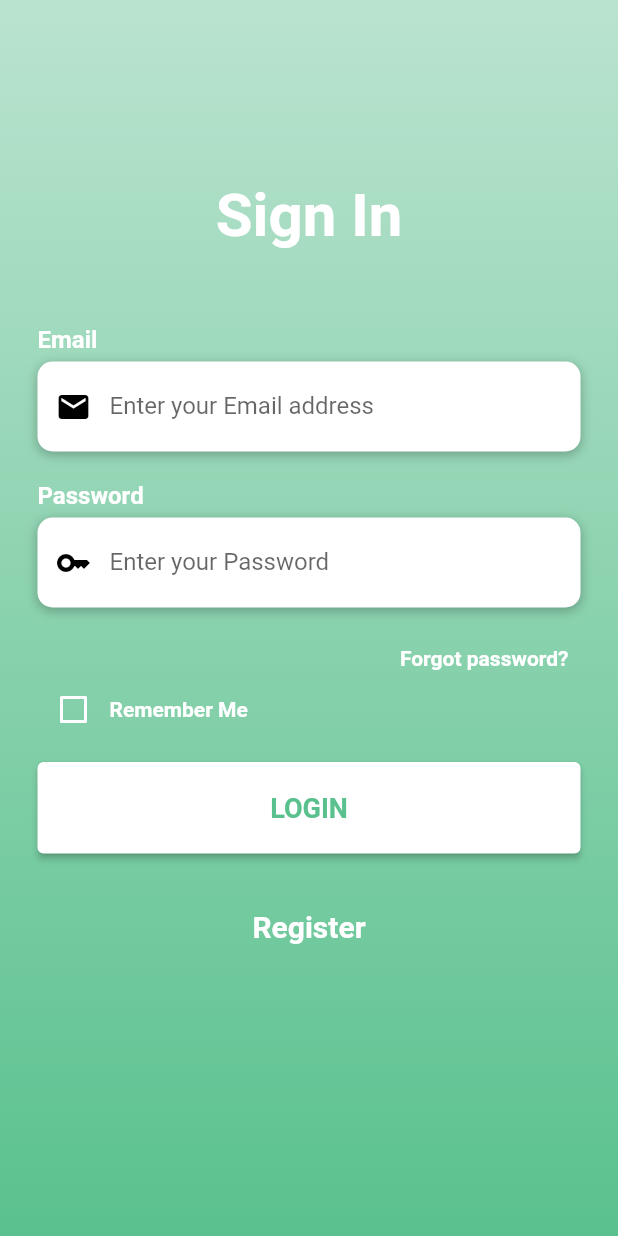
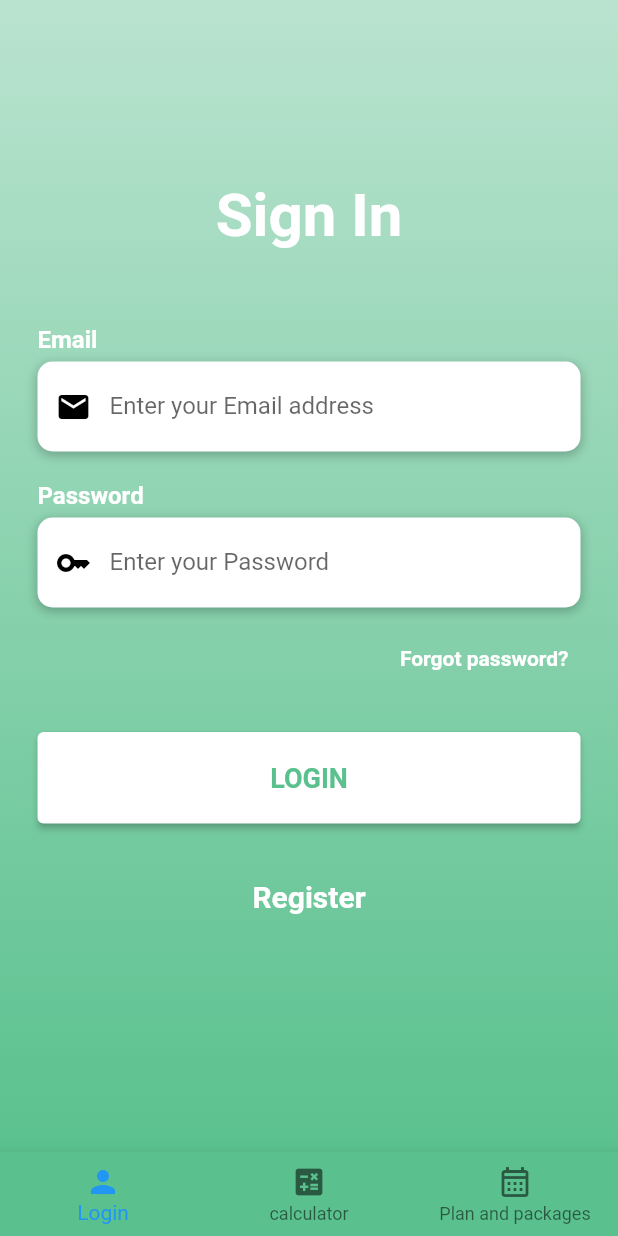
Before and after one commit to HemanDas/flutter_application_1, a Flutter app: the screen it shows after launch, on a phone screen of 412 x 824 dp. Run offline on Flutter 3.47's test engine with Material 2 defaults, Android fonts, the phone set to English and light mode, and no system bars; our stand-ins replace cloud_firestore, email_validator, firebase_auth, firebase_core, firebase_storage, image_picker; accounts and stored records are empty.

Commit message:
removed problems

```diff
--- a/lib/main.dart
+++ b/lib/main.dart
@@ -1,10 +1,8 @@
 import 'package:firebase_auth/firebase_auth.dart';
 import 'package:flutter/material.dart';
 import 'package:firebase_core/firebase_core.dart';
-import 'package:flutter_application_1/homepage.dart';
 import 'package:flutter_application_1/pages/Verifypage.dart';
 import 'package:flutter_application_1/pages/loginpage.dart';
-import 'package:flutter_application_1/pages/registerpage.dart';
 import 'package:flutter_application_1/pages/errormessage.dart';
 
 final navigatorKey = GlobalKey<NavigatorState>();
@@ -20,9 +18,9 @@ Future main() async {
         stream: FirebaseAuth.instance.authStateChanges(),
         builder: (context, snapshot) {
           if (snapshot.hasData) {
-            return Verifyemail();
+            return const Verifyemail();
           } else {
-            return loginpage();
+            return const loginpage();
           }
         }),
   ));
--- a/lib/pages/errormessage.dart
+++ b/lib/pages/errormessage.dart
@@ -1,6 +1,3 @@
-import 'package:flutter_application_1/main.dart';
-import 'package:firebase_auth/firebase_auth.dart';
-import 'package:email_validator/email_validator.dart';
 import 'package:flutter/material.dart';
 
 final messengerKey = GlobalKey<ScaffoldMessengerState>();
--- a/lib/pages/loginpage.dart
+++ b/lib/pages/loginpage.dart
@@ -2,8 +2,6 @@ import 'package:firebase_auth/firebase_auth.dart';
 import 'package:flutter/material.dart';
 import 'package:flutter/services.dart';
 import 'package:flutter_application_1/main.dart';
-// import 'package:flutter_application_1/pages/Sidebar.dart';
-import 'package:flutter_application_1/homepage.dart';
 import 'package:flutter_application_1/pages/container.dart';
 import 'package:flutter_application_1/pages/personalpages/userinfo.dart';
 import 'package:flutter_application_1/pages/registerpage.dart';
@@ -23,6 +21,9 @@ class _loginpageState extends State<loginpage> {
   final formKey = GlobalKey<FormState>();
   final emailController = TextEditingController();
   final passwordController = TextEditingController();
+  int currentindex = 0;
+
+  @override
   void dispose() {
     emailController.dispose();
     passwordController.dispose();
@@ -36,7 +37,7 @@ class _loginpageState extends State<loginpage> {
     showDialog(
         context: context,
         barrierDismissible: false,
-        builder: (context) => Center(
+        builder: (context) => const Center(
               child:
                   CircularProgressIndicator(), //showing loading indicator while logging in
             ));
@@ -90,7 +91,7 @@ class _loginpageState extends State<loginpage> {
                   : null,
               controller: emailController,
               keyboardType: TextInputType.emailAddress,
-              style: TextStyle(color: Colors.black87),
+              style: const TextStyle(color: Colors.black87),
               decoration: const InputDecoration(
                 border: InputBorder.none,
                 contentPadding: EdgeInsets.only(top: 14),
@@ -136,7 +137,7 @@ class _loginpageState extends State<loginpage> {
           child: TextField(
             controller: passwordController,
             obscureText: true,
-            style: TextStyle(color: Colors.black87),
+            style: const TextStyle(color: Colors.black87),
             decoration: const InputDecoration(
               border: InputBorder.none,
               contentPadding: EdgeInsets.only(top: 14),
@@ -248,7 +249,7 @@ class _loginpageState extends State<loginpage> {
           Navigator.push(
             context,
             MaterialPageRoute(
-              builder: (context) => passreset(),
+              builder: (context) => const passreset(),
             ),
           );
         },
@@ -271,7 +272,7 @@ class _loginpageState extends State<loginpage> {
           Navigator.push(
             context,
             MaterialPageRoute(
-              builder: (context) => signup(),
+              builder: (context) => const signup(),
             ),
           );
         },
@@ -287,43 +288,13 @@ class _loginpageState extends State<loginpage> {
     );
   }
 
-  Widget buildremcb() {
-    return Container(
-      height: 20,
-      child: Row(
-        children: [
-          Theme(
-            data: ThemeData(unselectedWidgetColor: Colors.white),
-            child: Checkbox(
-              value: isRememberMe,
-              checkColor: Colors.green,
-              activeColor: Colors.white,
-              onChanged: (value) {
-                setState(() {
-                  isRememberMe = value;
-                });
-              },
-            ),
-          ),
-          const Text(
-            'Remember Me',
-            style: TextStyle(
-              color: Colors.white,
-              fontWeight: FontWeight.bold,
-            ),
-          ),
-        ],
-      ),
-    );
-  }
-
   Widget buildloginbutton() {
     return Container(
       padding: const EdgeInsets.symmetric(vertical: 25),
       width: double.infinity,
       child: ElevatedButton(
         style: ElevatedButton.styleFrom(
-          primary: Colors.white,
+          backgroundColor: Colors.white,
           padding: const EdgeInsets.symmetric(horizontal: 50, vertical: 20),
         ),
         onPressed: signIn,
@@ -339,14 +310,9 @@ class _loginpageState extends State<loginpage> {
     );
   }
 
-  @override
-  Widget build(BuildContext context) {
-    return Scaffold(
-      // appBar: AppBar(
-      //   backgroundColor: Color(0xff5ac18e),
-      // ),
-      // drawer: loggedoutsidebar(),
-      body: AnnotatedRegion<SystemUiOverlayStyle>(
+  Widget buildlogin() {
+    return Container(
+        child: AnnotatedRegion<SystemUiOverlayStyle>(
       value: SystemUiOverlayStyle.light,
       child: GestureDetector(
         child: Stack(
@@ -354,17 +320,6 @@ class _loginpageState extends State<loginpage> {
             Container(
               height: double.infinity,
               width: double.infinity,
-                decoration: const BoxDecoration(
-                  gradient: LinearGradient(
-                      begin: Alignment.topCenter,
-                      end: Alignment.bottomCenter,
-                      colors: [
-                        Color(0x665ac18e),
-                        Color(0x995ac18e),
-                        Color(0xcc5ac18e),
-                        Color(0xff5ac18e),
-                      ]),
-                ),
               child: SingleChildScrollView(
                 padding: const EdgeInsets.symmetric(
                   horizontal: 25,
@@ -393,7 +348,6 @@ class _loginpageState extends State<loginpage> {
                       height: 10,
                     ),
                     buildForgotPassbutton(context),
-                      buildremcb(),
                     buildloginbutton(),
                     buildsignupbutton(context),
                   ],
@@ -403,23 +357,16 @@ class _loginpageState extends State<loginpage> {
           ],
         ),
       ),
-      ),
-    );
-  }
+    ));
   }
 
-class navigate extends StatefulWidget {
-  const navigate({super.key});
-
   @override
-  State<navigate> createState() => _navigateState();
-}
-
-class _navigateState extends State<navigate> {
-  @override
-  int currentindex = 0;
   Widget build(BuildContext context) {
     return Scaffold(
+      // appBar: AppBar(
+      //   backgroundColor: Color(0xff5ac18e),
+      // ),
+      // drawer: loggedoutsidebar(),
       bottomNavigationBar: BottomNavigationBar(
         items: const [
           BottomNavigationBarItem(
@@ -457,10 +404,10 @@ class _navigateState extends State<navigate> {
         ),
         child: Center(
           child: currentindex == 0
-              ? loginpage()
+              ? buildlogin()
               : currentindex == 1
-                  ? calculator()
-                  : schedule(),
+                  ? const calculator()
+                  : const schedule(),
         ),
       ),
     );
--- a/lib/pages/personalpages/userinfo.dart
+++ b/lib/pages/personalpages/userinfo.dart
@@ -1,6 +1,5 @@
 import 'package:cloud_firestore/cloud_firestore.dart';
 import 'package:firebase_auth/firebase_auth.dart';
-import 'package:flutter/material.dart';
 
 //to import data from firebase to display it in the app
 final FirebaseAuth authen = FirebaseAuth.instance;
```
Also changed, not shown: lib/homepage.dart (+6 -7 lines), lib/pages/Sidebar.dart (+14 -18 lines), lib/pages/Verifypage.dart (+11 -12 lines), lib/pages/calculator/BMI.dart (+9 -8 lines), lib/pages/calculator/Calorie_calculator.dart (+10 -9 lines), lib/pages/passwordreset.dart (+7 -9 lines), lib/pages/personalpages/editprofile.dart (+43 -35 lines), lib/pages/personalpages/myprofile.dart (+24 -23 lines), lib/pages/registerpage.dart (+12 -13 lines). Lines whose indentation alone changed are shown as unchanged.
